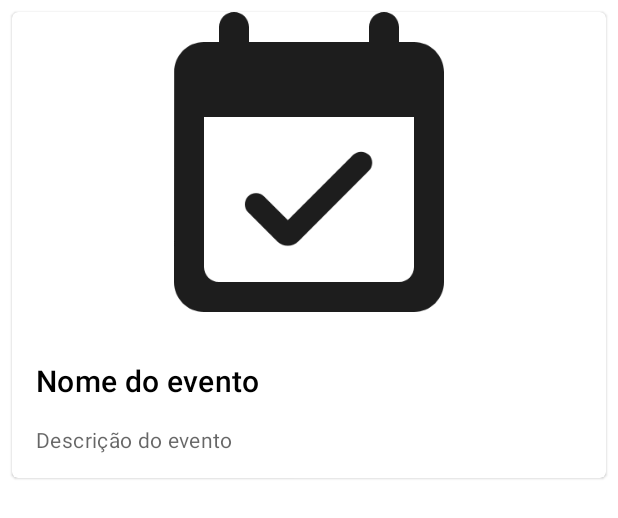
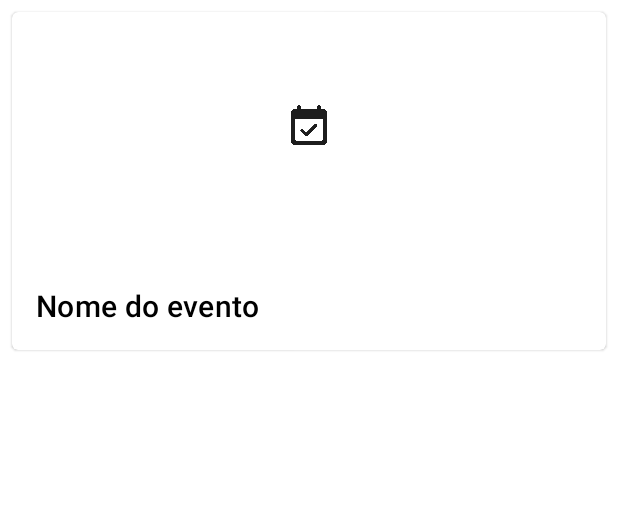
Before and after one commit to ysazaka/event-challenge, an Android app: the layout item_event_list.xml on its own in the app's theme, with its tools: preview values and no code run, on a phone screen of 412 x 824 dp. Shown: the top 518 px of the screen. Run offline under Robolectric (Android 15) with nearby library versions, the phone set to English and light mode, and no system bars.

Commit message:
Finalizado a integração do endpoint de pegar os eventos | Removido a descrição da tela inicial para mostrar apenas na tela de detalhe do evento | Alterado a lista para usar um sistema de grid

```diff
--- a/app/build.gradle
+++ b/app/build.gradle
@@ -72,4 +72,8 @@ dependencies {
     // Koin
     implementation "io.insert-koin:koin-android:3.0.2"
     implementation "io.insert-koin:koin-android-ext:3.0.2"
+
+    //glide
+    implementation 'com.github.bumptech.glide:glide:4.11.0'
+    annotationProcessor 'com.github.bumptech.glide:compiler:4.11.0'
 }
--- a/app/src/main/res/layout/activity_main.xml
+++ b/app/src/main/res/layout/activity_main.xml
@@ -35,8 +35,9 @@
         app:layout_constraintTop_toBottomOf="@+id/appbar"
         android:paddingTop="@dimen/eventListItemPadding"
         android:paddingBottom="@dimen/eventListItemPadding"
-        app:layoutManager="androidx.recyclerview.widget.LinearLayoutManager"
-        tools:itemCount="2"
+        app:layoutManager="androidx.recyclerview.widget.GridLayoutManager"
+        app:spanCount="2"
+        tools:itemCount="3"
         tools:listitem="@layout/item_event_list" />
 
 </androidx.constraintlayout.widget.ConstraintLayout>
--- a/app/src/main/res/layout/item_event_list.xml
+++ b/app/src/main/res/layout/item_event_list.xml
@@ -17,7 +17,7 @@
             android:layout_width="match_parent"
             android:layout_height="@dimen/eventListImageHeight"
             app:srcCompat="@drawable/ic_event"
-            android:scaleType="fitCenter" />
+            android:scaleType="centerInside" />
 
         <LinearLayout
             android:layout_width="match_parent"
@@ -35,16 +35,6 @@
                 android:textAppearance="?attr/textAppearanceHeadline6"
                 />
 
-            <TextView
-                android:id="@+id/tvEventDescription"
-                android:layout_width="wrap_content"
-                android:layout_height="wrap_content"
-                android:layout_marginTop="@dimen/eventListItemMarginTop"
-                android:text="@string/event_description"
-                android:textAppearance="?attr/textAppearanceBody2"
-                android:textColor="?android:attr/textColorSecondary"
-                />
-
         </LinearLayout>
 
     </LinearLayout>
--- a/app/src/main/res/values/dimens.xml
+++ b/app/src/main/res/values/dimens.xml
@@ -5,7 +5,7 @@
     <dimen name="eventListItemMarginTop">16dp</dimen>
     <dimen name="eventListItemPadding">16dp</dimen>
 
-    <dimen name="eventListImageHeight">200dp</dimen>
+    <dimen name="eventListImageHeight">150dp</dimen>
 
     <dimen name="eventDetailStartEndMargin">16dp</dimen>
     <dimen name="eventDetailButtonMarginBottom">16dp</dimen>
```
Also changed, not shown: app/src/main/java/br/com/ysazaka/event_challenge/ui/activity/EventDetailActivity.kt (+10 -0 lines), app/src/main/java/br/com/ysazaka/event_challenge/ui/activity/MainActivity.kt (+7 -2 lines), app/src/main/java/br/com/ysazaka/event_challenge/ui/adapter/EventListAdapter.kt (added, +31 -0 lines), app/src/main/java/br/com/ysazaka/event_challenge/ui/adapter/EventViewHolder.kt (added, +25 -0 lines).
